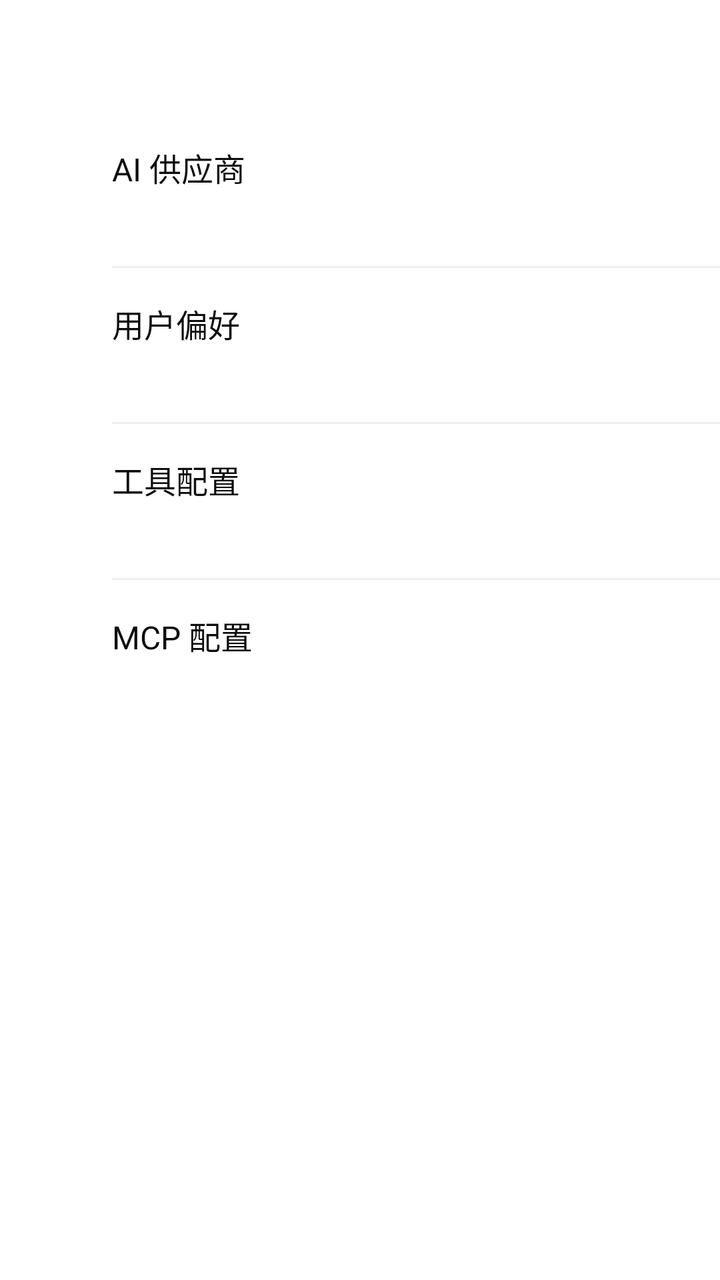
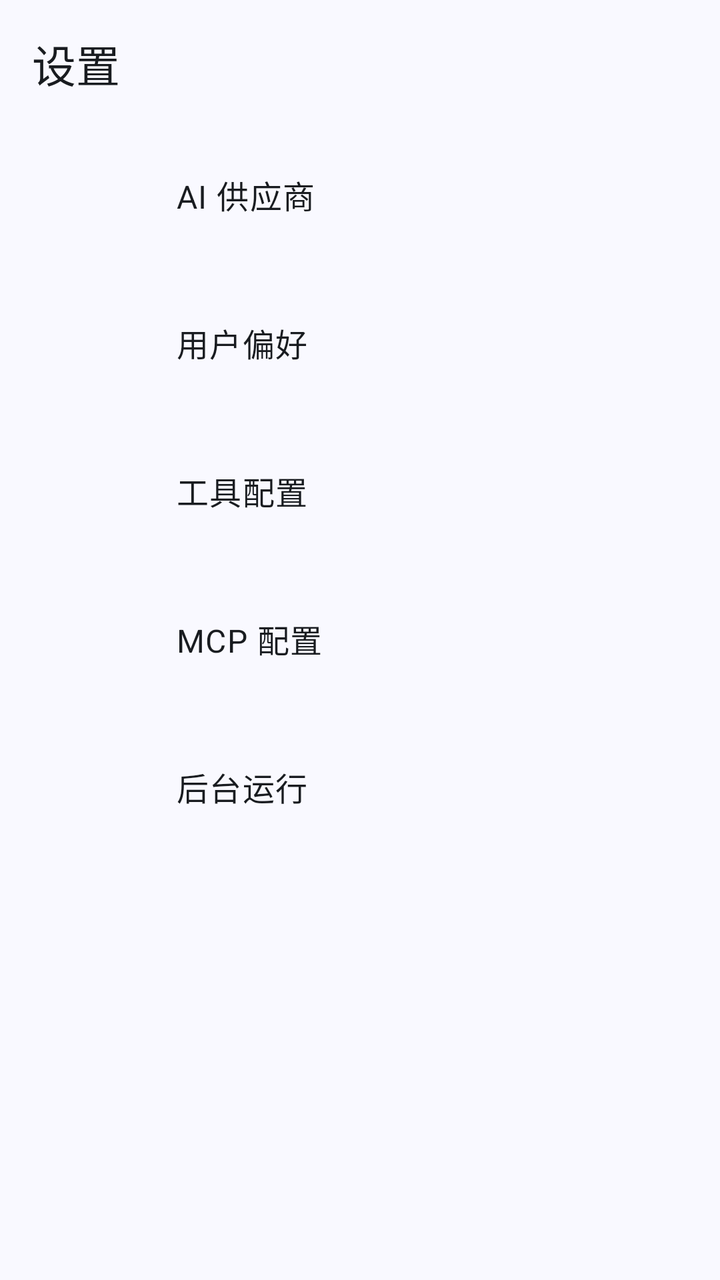

Two renders of the same Android screen: before a commit and after it. Below are the layout's source before the change and the commit's diff.
<!-- AndroidManifest.xml: application theme AppTheme -->
<!-- res/layout/activity_settings.xml -->
<?xml version="1.0" encoding="utf-8"?>
<LinearLayout xmlns:android="http://schemas.android.com/apk/res/android"
    android:layout_width="match_parent" android:layout_height="match_parent"
    android:orientation="vertical" android:background="@color/bg_window">
    <androidx.appcompat.widget.Toolbar android:id="@+id/toolbar"
        android:layout_width="match_parent" android:layout_height="?attr/actionBarSize"
        android:background="@color/surface" android:title="@string/settings_title"
        android:titleTextColor="@color/text_primary"/>
    <ScrollView android:layout_width="match_parent" android:layout_height="match_parent"
        android:fillViewport="true">
        <LinearLayout android:layout_width="match_parent" android:layout_height="wrap_content"
            android:orientation="vertical">
            <LinearLayout android:id="@+id/settings_ai_row"
                android:layout_width="match_parent" android:layout_height="wrap_content"
                android:minHeight="76dp" android:orientation="horizontal" android:gravity="center_vertical"
                android:padding="16dp" android:clickable="true" android:focusable="true"
                android:background="?android:attr/selectableItemBackground">
                <ImageView android:id="@+id/settings_ai_icon" android:layout_width="24dp"
                    android:layout_height="24dp" android:importantForAccessibility="no"/>
                <LinearLayout android:layout_width="0dp" android:layout_height="wrap_content"
                    android:layout_weight="1" android:layout_marginLeft="16dp" android:layout_marginRight="12dp"
                    android:orientation="vertical">
                    <TextView android:layout_width="match_parent" android:layout_height="wrap_content"
                        android:text="@string/settings_ai_entry" android:textSize="16sp" android:textColor="@color/text_primary"/>
                    <TextView android:id="@+id/settings_ai_summary" android:layout_width="match_parent"
                        android:layout_height="wrap_content" android:layout_marginTop="4dp"
                        android:textSize="13sp" android:textColor="@color/text_secondary"/>
                </LinearLayout>
                <ImageView android:id="@+id/settings_ai_arrow" android:layout_width="18dp"
                    android:layout_height="18dp" android:importantForAccessibility="no"/>
            </LinearLayout>
            <View android:layout_width="match_parent" android:layout_height="1dp"
                android:layout_marginLeft="56dp" android:background="@color/divider"/>
            <LinearLayout android:id="@+id/settings_preferences_row"
                android:layout_width="match_parent" android:layout_height="wrap_content"
                android:minHeight="76dp" android:orientation="horizontal" android:gravity="center_vertical"
                android:padding="16dp" android:clickable="true" android:focusable="true"
                android:background="?android:attr/selectableItemBackground">
                <ImageView android:id="@+id/settings_preferences_icon" android:layout_width="24dp"
                    android:layout_height="24dp" android:importantForAccessibility="no"/>
                <LinearLayout android:layout_width="0dp" android:layout_height="wrap_content"
                    android:layout_weight="1" android:layout_marginLeft="16dp" android:layout_marginRight="12dp"
                    android:orientation="vertical">
                    <TextView android:layout_width="match_parent" android:layout_height="wrap_content"
                        android:text="@string/settings_preferences_title" android:textSize="16sp" android:textColor="@color/text_primary"/>
                    <TextView android:id="@+id/settings_preferences_summary" android:layout_width="match_parent"
                        android:layout_height="wrap_content" android:layout_marginTop="4dp"
                        android:textSize="13sp" android:textColor="@color/text_secondary"/>
                </LinearLayout>
                <ImageView android:id="@+id/settings_preferences_arrow" android:layout_width="18dp"
                    android:layout_height="18dp" android:importantForAccessibility="no"/>
            </LinearLayout>
            <View android:layout_width="match_parent" android:layout_height="1dp"
                android:layout_marginLeft="56dp" android:background="@color/divider"/>
            <LinearLayout android:id="@+id/settings_tools_row"
                android:layout_width="match_parent" android:layout_height="wrap_content"
                android:minHeight="76dp" android:orientation="horizontal" android:gravity="center_vertical"
                android:padding="16dp" android:clickable="true" android:focusable="true"
                android:background="?android:attr/selectableItemBackground">
                <ImageView android:id="@+id/settings_tools_icon" android:layout_width="24dp"
                    android:layout_height="24dp" android:importantForAccessibility="no"/>
                <LinearLayout android:layout_width="0dp" android:layout_height="wrap_content"
                    android:layout_weight="1" android:layout_marginLeft="16dp" android:layout_marginRight="12dp"
                    android:orientation="vertical">
                    <TextView android:layout_width="match_parent" android:layout_height="wrap_content"
                        android:text="@string/settings_tools_title" android:textSize="16sp" android:textColor="@color/text_primary"/>
                    <TextView android:id="@+id/settings_tools_summary" android:layout_width="match_parent"
                        android:layout_height="wrap_content" android:layout_marginTop="4dp"
                        android:textSize="13sp" android:textColor="@color/text_secondary"/>
                </LinearLayout>
                <ImageView android:id="@+id/settings_tools_arrow" android:layout_width="18dp"
                    android:layout_height="18dp" android:importantForAccessibility="no"/>
            </LinearLayout>
            <View android:layout_width="match_parent" android:layout_height="1dp"
                android:layout_marginLeft="56dp" android:background="@color/divider"/>
            <LinearLayout android:id="@+id/settings_mcp_row"
                android:layout_width="match_parent" android:layout_height="wrap_content"
                android:minHeight="76dp" android:orientation="horizontal" android:gravity="center_vertical"
                android:padding="16dp" android:clickable="true" android:focusable="true"
                android:background="?android:attr/selectableItemBackground">
                <ImageView android:id="@+id/settings_mcp_icon" android:layout_width="24dp"
                    android:layout_height="24dp" android:importantForAccessibility="no"/>
                <LinearLayout android:layout_width="0dp" android:layout_height="wrap_content"
                    android:layout_weight="1" android:layout_marginLeft="16dp" android:layout_marginRight="12dp"
                    android:orientation="vertical">
                    <TextView android:layout_width="match_parent" android:layout_height="wrap_content"
                        android:text="@string/settings_mcp_title" android:textSize="16sp" android:textColor="@color/text_primary"/>
                    <TextView android:id="@+id/settings_mcp_summary" android:layout_width="match_parent"
                        android:layout_height="wrap_content" android:layout_marginTop="4dp"
                        android:textSize="13sp" android:textColor="@color/text_secondary"/>
                </LinearLayout>
                <ImageView android:id="@+id/settings_mcp_arrow" android:layout_width="18dp"
                    android:layout_height="18dp" android:importantForAccessibility="no"/>
            </LinearLayout>
        </LinearLayout>
    </ScrollView>
</LinearLayout>
<!-- resources referenced by this layout -->
<resources>
  <color name="bg_window">#FFFFFF</color>
  <color name="divider">#EFEFF1</color>
  <color name="surface">#FFFFFF</color>
  <color name="text_primary">#0D0D0D</color>
  <color name="text_secondary">#8E8E93</color>
  <style name="AppTheme" parent="Theme.AppCompat.Light.NoActionBar">
          <item name="colorPrimary">@color/colorPrimary</item>
          <item name="colorPrimaryDark">@color/colorPrimaryDark</item>
          <item name="colorAccent">@color/accent</item>
          <item name="android:windowBackground">@color/bg_window</item>
      </style>
  <color name="colorPrimary">#FFFFFF</color>
  <color name="colorPrimaryDark">#EDEDED</color>
  <color name="accent">#2E6BE6</color>
  <!-- unchanged entries left out for length: 5 -->
</resources>

<!-- the commit's change to res/layout/activity_settings.xml (unified diff, before → after) -->
@@ -1,97 +1,125 @@
 <?xml version="1.0" encoding="utf-8"?>
 <LinearLayout xmlns:android="http://schemas.android.com/apk/res/android"
+    xmlns:app="http://schemas.android.com/apk/res-auto"
     android:layout_width="match_parent" android:layout_height="match_parent"
-    android:orientation="vertical" android:background="@color/bg_window">
-    <androidx.appcompat.widget.Toolbar android:id="@+id/toolbar"
+    android:orientation="vertical" android:background="@color/md_surface">
+    <com.google.android.material.appbar.MaterialToolbar android:id="@+id/toolbar"
         android:layout_width="match_parent" android:layout_height="?attr/actionBarSize"
-        android:background="@color/surface" android:title="@string/settings_title"
-        android:titleTextColor="@color/text_primary"/>
-    <ScrollView android:layout_width="match_parent" android:layout_height="match_parent"
-        android:fillViewport="true">
+        app:title="@string/settings_title"/>
+    <ScrollView android:layout_width="match_parent" android:layout_height="match_parent">
         <LinearLayout android:layout_width="match_parent" android:layout_height="wrap_content"
-            android:orientation="vertical">
-            <LinearLayout android:id="@+id/settings_ai_row"
-                android:layout_width="match_parent" android:layout_height="wrap_content"
-                android:minHeight="76dp" android:orientation="horizontal" android:gravity="center_vertical"
-                android:padding="16dp" android:clickable="true" android:focusable="true"
-                android:background="?android:attr/selectableItemBackground">
-                <ImageView android:id="@+id/settings_ai_icon" android:layout_width="24dp"
-                    android:layout_height="24dp" android:importantForAccessibility="no"/>
-                <LinearLayout android:layout_width="0dp" android:layout_height="wrap_content"
-                    android:layout_weight="1" android:layout_marginLeft="16dp" android:layout_marginRight="12dp"
-                    android:orientation="vertical">
-                    <TextView android:layout_width="match_parent" android:layout_height="wrap_content"
-                        android:text="@string/settings_ai_entry" android:textSize="16sp" android:textColor="@color/text_primary"/>
-                    <TextView android:id="@+id/settings_ai_summary" android:layout_width="match_parent"
-                        android:layout_height="wrap_content" android:layout_marginTop="4dp"
-                        android:textSize="13sp" android:textColor="@color/text_secondary"/>
-                </LinearLayout>
-                <ImageView android:id="@+id/settings_ai_arrow" android:layout_width="18dp"
-                    android:layout_height="18dp" android:importantForAccessibility="no"/>
+            android:orientation="vertical" android:paddingLeft="16dp" android:paddingRight="16dp"
+            android:paddingTop="8dp" android:paddingBottom="24dp">
+        <LinearLayout android:id="@+id/settings_ai_row"
+            android:layout_width="match_parent" android:layout_height="wrap_content"
+            android:layout_marginBottom="2dp"
+            android:minHeight="72dp" android:orientation="horizontal" android:gravity="center_vertical"
+            android:paddingLeft="16dp" android:paddingRight="16dp" android:paddingTop="12dp" android:paddingBottom="12dp"
+            android:clickable="true" android:focusable="true" android:tag="16dp,4dp">
+            <ImageView android:id="@+id/settings_ai_icon" android:layout_width="40dp"
+                android:layout_height="40dp" android:scaleType="center" android:importantForAccessibility="no"/>
+            <LinearLayout android:layout_width="0dp" android:layout_height="wrap_content"
+                android:layout_weight="1" android:layout_marginLeft="16dp" android:layout_marginRight="16dp"
+                android:orientation="vertical">
+                <TextView android:layout_width="match_parent" android:layout_height="wrap_content"
+                    android:text="@string/settings_ai_entry" android:textAppearance="@style/TextAppearance.Material3.BodyLarge"
+                    android:textColor="@color/md_on_surface"/>
+                <TextView android:id="@+id/settings_ai_summary" android:layout_width="match_parent"
+                    android:layout_height="wrap_content" android:layout_marginTop="2dp" android:singleLine="true"
+                    android:ellipsize="end" android:textAppearance="@style/TextAppearance.Material3.BodyMedium"
+                    android:textColor="@color/md_on_surface_variant"/>
             </LinearLayout>
-            <View android:layout_width="match_parent" android:layout_height="1dp"
-                android:layout_marginLeft="56dp" android:background="@color/divider"/>
-            <LinearLayout android:id="@+id/settings_preferences_row"
-                android:layout_width="match_parent" android:layout_height="wrap_content"
-                android:minHeight="76dp" android:orientation="horizontal" android:gravity="center_vertical"
-                android:padding="16dp" android:clickable="true" android:focusable="true"
-                android:background="?android:attr/selectableItemBackground">
-                <ImageView android:id="@+id/settings_preferences_icon" android:layout_width="24dp"
-                    android:layout_height="24dp" android:importantForAccessibility="no"/>
-                <LinearLayout android:layout_width="0dp" android:layout_height="wrap_content"
-                    android:layout_weight="1" android:layout_marginLeft="16dp" android:layout_marginRight="12dp"
-                    android:orientation="vertical">
-                    <TextView android:layout_width="match_parent" android:layout_height="wrap_content"
-                        android:text="@string/settings_preferences_title" android:textSize="16sp" android:textColor="@color/text_primary"/>
-                    <TextView android:id="@+id/settings_preferences_summary" android:layout_width="match_parent"
-                        android:layout_height="wrap_content" android:layout_marginTop="4dp"
-                        android:textSize="13sp" android:textColor="@color/text_secondary"/>
-                </LinearLayout>
-                <ImageView android:id="@+id/settings_preferences_arrow" android:layout_width="18dp"
-                    android:layout_height="18dp" android:importantForAccessibility="no"/>
+            <ImageView android:id="@+id/settings_ai_arrow" android:layout_width="24dp"
+                android:layout_height="24dp" android:scaleType="center" android:importantForAccessibility="no"/>
+        </LinearLayout>
+        <LinearLayout android:id="@+id/settings_preferences_row"
+            android:layout_width="match_parent" android:layout_height="wrap_content"
+            android:layout_marginBottom="2dp"
+            android:minHeight="72dp" android:orientation="horizontal" android:gravity="center_vertical"
+            android:paddingLeft="16dp" android:paddingRight="16dp" android:paddingTop="12dp" android:paddingBottom="12dp"
+            android:clickable="true" android:focusable="true" android:tag="4dp,4dp">
+            <ImageView android:id="@+id/settings_preferences_icon" android:layout_width="40dp"
+                android:layout_height="40dp" android:scaleType="center" android:importantForAccessibility="no"/>
+            <LinearLayout android:layout_width="0dp" android:layout_height="wrap_content"
+                android:layout_weight="1" android:layout_marginLeft="16dp" android:layout_marginRight="16dp"
+                android:orientation="vertical">
+                <TextView android:layout_width="match_parent" android:layout_height="wrap_content"
+                    android:text="@string/settings_preferences_title" android:textAppearance="@style/TextAppearance.Material3.BodyLarge"
+                    android:textColor="@color/md_on_surface"/>
+                <TextView android:id="@+id/settings_preferences_summary" android:layout_width="match_parent"
+                    android:layout_height="wrap_content" android:layout_marginTop="2dp" android:singleLine="true"
+                    android:ellipsize="end" android:textAppearance="@style/TextAppearance.Material3.BodyMedium"
+                    android:textColor="@color/md_on_surface_variant"/>
             </LinearLayout>
-            <View android:layout_width="match_parent" android:layout_height="1dp"
-                android:layout_marginLeft="56dp" android:background="@color/divider"/>
-            <LinearLayout android:id="@+id/settings_tools_row"
-                android:layout_width="match_parent" android:layout_height="wrap_content"
-                android:minHeight="76dp" android:orientation="horizontal" android:gravity="center_vertical"
-                android:padding="16dp" android:clickable="true" android:focusable="true"
-                android:background="?android:attr/selectableItemBackground">
-                <ImageView android:id="@+id/settings_tools_icon" android:layout_width="24dp"
-                    android:layout_height="24dp" android:importantForAccessibility="no"/>
-                <LinearLayout android:layout_width="0dp" android:layout_height="wrap_content"
-                    android:layout_weight="1" android:layout_marginLeft="16dp" android:layout_marginRight="12dp"
-                    android:orientation="vertical">
-                    <TextView android:layout_width="match_parent" android:layout_height="wrap_content"
-                        android:text="@string/settings_tools_title" android:textSize="16sp" android:textColor="@color/text_primary"/>
-                    <TextView android:id="@+id/settings_tools_summary" android:layout_width="match_parent"
-                        android:layout_height="wrap_content" android:layout_marginTop="4dp"
-                        android:textSize="13sp" android:textColor="@color/text_secondary"/>
-                </LinearLayout>
-                <ImageView android:id="@+id/settings_tools_arrow" android:layout_width="18dp"
-                    android:layout_height="18dp" android:importantForAccessibility="no"/>
+            <ImageView android:id="@+id/settings_preferences_arrow" android:layout_width="24dp"
+                android:layout_height="24dp" android:scaleType="center" android:importantForAccessibility="no"/>
+        </LinearLayout>
+        <LinearLayout android:id="@+id/settings_tools_row"
+            android:layout_width="match_parent" android:layout_height="wrap_content"
+            android:layout_marginBottom="2dp"
+            android:minHeight="72dp" android:orientation="horizontal" android:gravity="center_vertical"
+            android:paddingLeft="16dp" android:paddingRight="16dp" android:paddingTop="12dp" android:paddingBottom="12dp"
+            android:clickable="true" android:focusable="true" android:tag="4dp,4dp">
+            <ImageView android:id="@+id/settings_tools_icon" android:layout_width="40dp"
+                android:layout_height="40dp" android:scaleType="center" android:importantForAccessibility="no"/>
+            <LinearLayout android:layout_width="0dp" android:layout_height="wrap_content"
+                android:layout_weight="1" android:layout_marginLeft="16dp" android:layout_marginRight="16dp"
+                android:orientation="vertical">
+                <TextView android:layout_width="match_parent" android:layout_height="wrap_content"
+                    android:text="@string/settings_tools_title" android:textAppearance="@style/TextAppearance.Material3.BodyLarge"
+                    android:textColor="@color/md_on_surface"/>
+                <TextView android:id="@+id/settings_tools_summary" android:layout_width="match_parent"
+                    android:layout_height="wrap_content" android:layout_marginTop="2dp" android:singleLine="true"
+                    android:ellipsize="end" android:textAppearance="@style/TextAppearance.Material3.BodyMedium"
+                    android:textColor="@color/md_on_surface_variant"/>
             </LinearLayout>
-            <View android:layout_width="match_parent" android:layout_height="1dp"
-                android:layout_marginLeft="56dp" android:background="@color/divider"/>
-            <LinearLayout android:id="@+id/settings_mcp_row"
-                android:layout_width="match_parent" android:layout_height="wrap_content"
-                android:minHeight="76dp" android:orientation="horizontal" android:gravity="center_vertical"
-                android:padding="16dp" android:clickable="true" android:focusable="true"
-                android:background="?android:attr/selectableItemBackground">
-                <ImageView android:id="@+id/settings_mcp_icon" android:layout_width="24dp"
-                    android:layout_height="24dp" android:importantForAccessibility="no"/>
-                <LinearLayout android:layout_width="0dp" android:layout_height="wrap_content"
-                    android:layout_weight="1" android:layout_marginLeft="16dp" android:layout_marginRight="12dp"
-                    android:orientation="vertical">
-                    <TextView android:layout_width="match_parent" android:layout_height="wrap_content"
-                        android:text="@string/settings_mcp_title" android:textSize="16sp" android:textColor="@color/text_primary"/>
-                    <TextView android:id="@+id/settings_mcp_summary" android:layout_width="match_parent"
-                        android:layout_height="wrap_content" android:layout_marginTop="4dp"
-                        android:textSize="13sp" android:textColor="@color/text_secondary"/>
-                </LinearLayout>
-                <ImageView android:id="@+id/settings_mcp_arrow" android:layout_width="18dp"
-                    android:layout_height="18dp" android:importantForAccessibility="no"/>
+            <ImageView android:id="@+id/settings_tools_arrow" android:layout_width="24dp"
+                android:layout_height="24dp" android:scaleType="center" android:importantForAccessibility="no"/>
+        </LinearLayout>
+        <LinearLayout android:id="@+id/settings_mcp_row"
+            android:layout_width="match_parent" android:layout_height="wrap_content"
+            android:layout_marginBottom="2dp"
+            android:minHeight="72dp" android:orientation="horizontal" android:gravity="center_vertical"
+            android:paddingLeft="16dp" android:paddingRight="16dp" android:paddingTop="12dp" android:paddingBottom="12dp"
+            android:clickable="true" android:focusable="true" android:tag="4dp,4dp">
+            <ImageView android:id="@+id/settings_mcp_icon" android:layout_width="40dp"
+                android:layout_height="40dp" android:scaleType="center" android:importantForAccessibility="no"/>
+            <LinearLayout android:layout_width="0dp" android:layout_height="wrap_content"
+                android:layout_weight="1" android:layout_marginLeft="16dp" android:layout_marginRight="16dp"
+                android:orientation="vertical">
+                <TextView android:layout_width="match_parent" android:layout_height="wrap_content"
+                    android:text="@string/settings_mcp_title" android:textAppearance="@style/TextAppearance.Material3.BodyLarge"
+                    android:textColor="@color/md_on_surface"/>
+                <TextView android:id="@+id/settings_mcp_summary" android:layout_width="match_parent"
+                    android:layout_height="wrap_content" android:layout_marginTop="2dp" android:singleLine="true"
+                    android:ellipsize="end" android:textAppearance="@style/TextAppearance.Material3.BodyMedium"
+                    android:textColor="@color/md_on_surface_variant"/>
             </LinearLayout>
+            <ImageView android:id="@+id/settings_mcp_arrow" android:layout_width="24dp"
+                android:layout_height="24dp" android:scaleType="center" android:importantForAccessibility="no"/>
+        </LinearLayout>
+        <LinearLayout android:id="@+id/settings_background_row"
+            android:layout_width="match_parent" android:layout_height="wrap_content"
+            android:layout_marginBottom="2dp"
+            android:minHeight="72dp" android:orientation="horizontal" android:gravity="center_vertical"
+            android:paddingLeft="16dp" android:paddingRight="16dp" android:paddingTop="12dp" android:paddingBottom="12dp"
+            android:clickable="true" android:focusable="true" android:tag="4dp,16dp">
+            <ImageView android:id="@+id/settings_background_icon" android:layout_width="40dp"
+                android:layout_height="40dp" android:scaleType="center" android:importantForAccessibility="no"/>
+            <LinearLayout android:layout_width="0dp" android:layout_height="wrap_content"
+                android:layout_weight="1" android:layout_marginLeft="16dp" android:layout_marginRight="16dp"
+                android:orientation="vertical">
+                <TextView android:layout_width="match_parent" android:layout_height="wrap_content"
+                    android:text="@string/background_title" android:textAppearance="@style/TextAppearance.Material3.BodyLarge"
+                    android:textColor="@color/md_on_surface"/>
+                <TextView android:id="@+id/settings_background_summary" android:layout_width="match_parent"
+                    android:layout_height="wrap_content" android:layout_marginTop="2dp" android:singleLine="true"
+                    android:ellipsize="end" android:textAppearance="@style/TextAppearance.Material3.BodyMedium"
+                    android:textColor="@color/md_on_surface_variant"/>
+            </LinearLayout>
+            <ImageView android:id="@+id/settings_background_arrow" android:layout_width="24dp"
+                android:layout_height="24dp" android:scaleType="center" android:importantForAccessibility="no"/>
+        </LinearLayout>
         </LinearLayout>
     </ScrollView>
 </LinearLayout>
<!-- resource entries referenced after the edit -->
@@ -1,19 +1,104 @@
 <!-- resources referenced by this layout -->
 <resources>
-  <color name="bg_window">#FFFFFF</color>
-  <color name="divider">#EFEFF1</color>
-  <color name="surface">#FFFFFF</color>
-  <color name="text_primary">#0D0D0D</color>
-  <color name="text_secondary">#8E8E93</color>
-  <style name="AppTheme" parent="Theme.AppCompat.Light.NoActionBar">
-          <item name="colorPrimary">@color/colorPrimary</item>
-          <item name="colorPrimaryDark">@color/colorPrimaryDark</item>
-          <item name="colorAccent">@color/accent</item>
-          <item name="android:windowBackground">@color/bg_window</item>
+  <color name="md_on_surface">#191C20</color>
+  <color name="md_on_surface_variant">#44474E</color>
+  <color name="md_surface">#F9F9FF</color>
+  <string name="background_title">后台运行</string>
+  <style name="AppTheme" parent="Theme.Material3.DayNight.NoActionBar">
+          <item name="colorPrimary">@color/md_primary</item>
+          <item name="colorOnPrimary">@color/md_on_primary</item>
+          <item name="colorPrimaryContainer">@color/md_primary_container</item>
+          <item name="colorOnPrimaryContainer">@color/md_on_primary_container</item>
+          <item name="colorSecondary">@color/md_secondary</item>
+          <item name="colorOnSecondary">@color/md_on_secondary</item>
+          <item name="colorSecondaryContainer">@color/md_secondary_container</item>
+          <item name="colorOnSecondaryContainer">@color/md_on_secondary_container</item>
+          <item name="colorTertiary">@color/md_tertiary</item>
+          <item name="colorOnTertiary">@color/md_on_tertiary</item>
+          <item name="colorTertiaryContainer">@color/md_tertiary_container</item>
+          <item name="colorOnTertiaryContainer">@color/md_on_tertiary_container</item>
+          <item name="colorError">@color/md_error</item>
+          <item name="colorOnError">@color/md_on_error</item>
+          <item name="colorErrorContainer">@color/md_error_container</item>
+          <item name="colorOnErrorContainer">@color/md_on_error_container</item>
+          <item name="colorSurface">@color/md_surface</item>
+          <item name="colorOnSurface">@color/md_on_surface</item>
+          <item name="colorSurfaceVariant">@color/md_surface_variant</item>
+          <item name="colorOnSurfaceVariant">@color/md_on_surface_variant</item>
+          <item name="colorOutline">@color/md_outline</item>
+          <item name="colorOutlineVariant">@color/md_outline_variant</item>
+          <item name="colorSurfaceContainerLowest">@color/md_surface_container_lowest</item>
+          <item name="colorSurfaceContainerLow">@color/md_surface_container_low</item>
+          <item name="colorSurfaceContainer">@color/md_surface_container</item>
+          <item name="colorSurfaceContainerHigh">@color/md_surface_container_high</item>
+          <item name="colorSurfaceContainerHighest">@color/md_surface_container_highest</item>
+          <item name="colorSurfaceInverse">@color/md_inverse_surface</item>
+          <item name="colorOnSurfaceInverse">@color/md_inverse_on_surface</item>
+          <item name="colorPrimaryInverse">@color/md_inverse_primary</item>
+          <item name="android:colorBackground">@color/md_surface</item>
+          <item name="colorOnBackground">@color/md_on_surface</item>
+          <item name="android:windowBackground">@color/md_surface</item>
+          <item name="android:statusBarColor">@android:color/transparent</item>
+          <item name="android:navigationBarColor">@android:color/transparent</item>
+          <item name="toolbarStyle">@style/AppToolbar</item>
+          <item name="appButtonFilled">@style/AppButton</item>
+          <item name="appButtonTonal">@style/AppButton.Tonal</item>
+          <item name="appButtonOutlined">@style/AppButton.Outlined</item>
+          <item name="appButtonText">@style/AppButton.Text</item>
+          <item name="appFieldStyle">@style/AppField</item>
+          <item name="materialAlertDialogTheme">@style/ThemeOverlay.Material3.MaterialAlertDialog</item>
       </style>
-  <color name="colorPrimary">#FFFFFF</color>
-  <color name="colorPrimaryDark">#EDEDED</color>
-  <color name="accent">#2E6BE6</color>
+  <color name="md_primary">#415F91</color>
+  <color name="md_on_primary">#FFFFFF</color>
+  <color name="md_primary_container">#D6E3FF</color>
+  <color name="md_on_primary_container">#284777</color>
+  <color name="md_secondary">#565F71</color>
+  <color name="md_on_secondary">#FFFFFF</color>
+  <color name="md_secondary_container">#DAE2F9</color>
+  <color name="md_on_secondary_container">#3E4759</color>
+  <color name="md_tertiary">#705575</color>
+  <color name="md_on_tertiary">#FFFFFF</color>
+  <color name="md_tertiary_container">#FAD8FD</color>
+  <color name="md_on_tertiary_container">#573E5C</color>
+  <color name="md_error">#BA1A1A</color>
+  <color name="md_on_error">#FFFFFF</color>
+  <color name="md_error_container">#FFDAD6</color>
+  <color name="md_on_error_container">#93000A</color>
+  <color name="md_surface_variant">#E0E2EC</color>
+  <color name="md_outline">#74777F</color>
+  <color name="md_outline_variant">#C4C6D0</color>
+  <color name="md_surface_container_lowest">#FFFFFF</color>
+  <color name="md_surface_container_low">#F3F3FA</color>
+  <color name="md_surface_container">#EDEDF4</color>
+  <color name="md_surface_container_high">#E7E8EE</color>
+  <color name="md_surface_container_highest">#E2E2E9</color>
+  <color name="md_inverse_surface">#2E3036</color>
+  <color name="md_inverse_on_surface">#F0F0F7</color>
+  <color name="md_inverse_primary">#AAC7FF</color>
+  <style name="AppToolbar" parent="Widget.Material3.Toolbar.Surface">
+          <item name="titleTextAppearance">@style/TextAppearance.Material3.TitleLarge</item>
+      </style>
+  <style name="AppButton" parent="Widget.Material3.Button">
+          <item name="android:minHeight">48dp</item>
+          <item name="android:textAppearance">@style/TextAppearance.Material3.LabelLarge</item>
+      </style>
+  <style name="AppButton.Tonal" parent="Widget.Material3.Button.TonalButton">
+          <item name="android:minHeight">48dp</item>
+          <item name="android:textAppearance">@style/TextAppearance.Material3.LabelLarge</item>
+      </style>
+  <style name="AppButton.Outlined" parent="Widget.Material3.Button.OutlinedButton">
+          <item name="android:minHeight">48dp</item>
+          <item name="android:textAppearance">@style/TextAppearance.Material3.LabelLarge</item>
+      </style>
+  <style name="AppButton.Text" parent="Widget.Material3.Button.TextButton">
+          <item name="android:textAppearance">@style/TextAppearance.Material3.LabelLarge</item>
+      </style>
+  <style name="AppField" parent="Widget.Material3.TextInputLayout.OutlinedBox">
+          <item name="boxCornerRadiusTopStart">4dp</item>
+          <item name="boxCornerRadiusTopEnd">4dp</item>
+          <item name="boxCornerRadiusBottomStart">4dp</item>
+          <item name="boxCornerRadiusBottomEnd">4dp</item>
+      </style>
   <!-- unchanged entries left out for length: 5 -->
 </resources>
 
